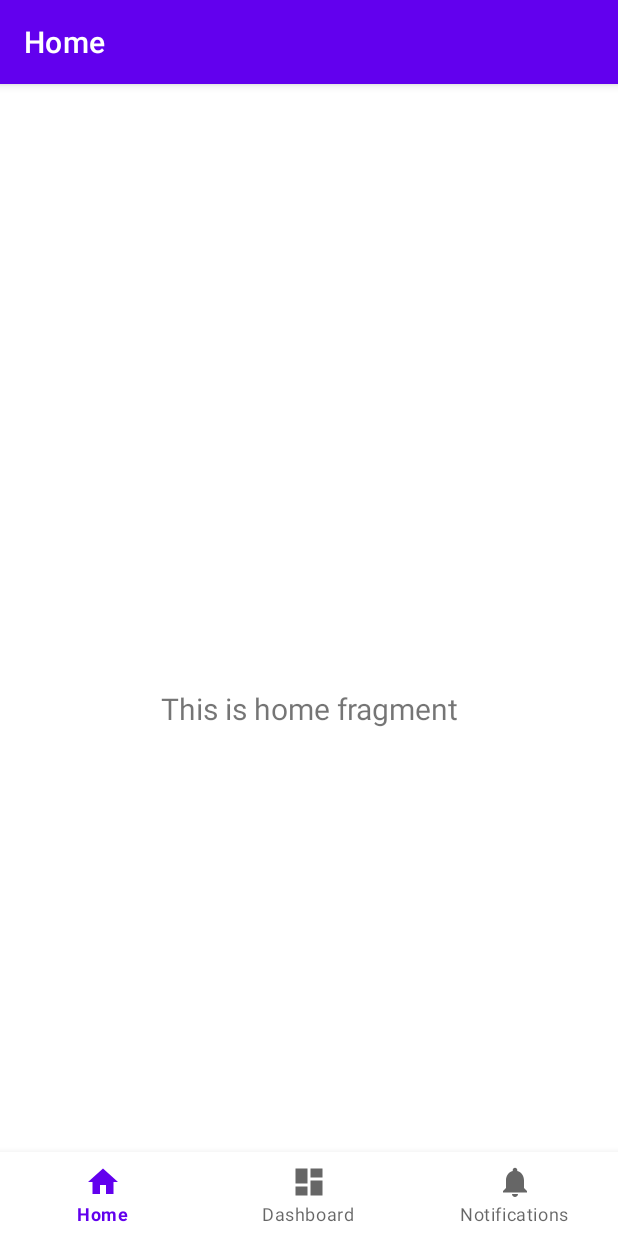
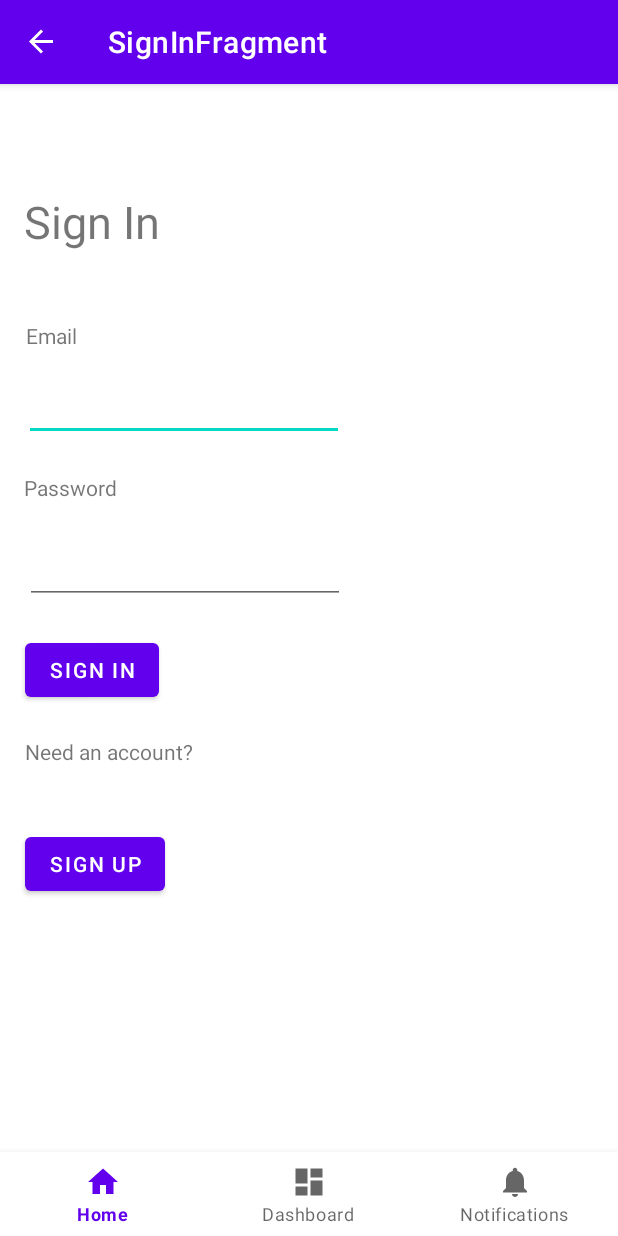
Before and after one commit to K-Sargent/nook-tracker, an Android app: the screen it shows after launch (MainActivity), on a phone screen of 412 x 824 dp. Run offline under Robolectric (Android 15) with nearby library versions, the phone set to English and light mode, and no system bars; our stand-ins replace Firebase (no records; nobody signed in at launch, a user with empty details on screens opened directly), navigation-ui.

Commit message:
get app pulling up correctly, get fragment nav working

```diff
--- a/app/build.gradle
+++ b/app/build.gradle
@@ -32,8 +32,11 @@ android {
 }
 
 dependencies {
-
+    //FIREBASE
     implementation platform('com.google.firebase:firebase-bom:29.0.0')
+    implementation 'com.google.firebase:firebase-auth'
+    implementation 'com.google.firebase:firebase-firestore'
+    implementation 'androidx.legacy:legacy-support-v4:1.0.0'
 
     implementation 'androidx.appcompat:appcompat:1.3.1'
     implementation 'com.google.android.material:material:1.4.0'
--- a/app/src/main/AndroidManifest.xml
+++ b/app/src/main/AndroidManifest.xml
@@ -10,7 +10,7 @@
         android:supportsRtl="true"
         android:theme="@style/Theme.NookTracker">
         <activity
-            android:name=".MainActivity"
+            android:name=".viewmodels.MainActivity"
             android:exported="true"
             android:label="@string/app_name">
             <intent-filter>
--- /dev/null
+++ b/app/src/main/java/com/example/nooktracker/models/User.java
@@ -0,0 +1,6 @@
+package com.example.nooktracker.models;
+
+public class User {
+    public String email;
+    public String uid;
+}
--- /dev/null
+++ b/app/src/main/java/com/example/nooktracker/models/Villager.java
@@ -0,0 +1,6 @@
+package com.example.nooktracker.models;
+// just made a class, haven't put anything in yet. figured it would be good to have an
+// idea of what files we're working with and how many
+public class Villager {
+
+}
--- /dev/null
+++ b/app/src/main/java/com/example/nooktracker/ui/SignInFragment.java
@@ -0,0 +1,87 @@
+package com.example.nooktracker.ui;
+
+import android.os.Bundle;
+
+import androidx.annotation.NonNull;
+import androidx.annotation.Nullable;
+import androidx.fragment.app.Fragment;
+import androidx.fragment.app.FragmentManager;
+import androidx.navigation.NavController;
+import androidx.navigation.fragment.NavHostFragment;
+
+import android.util.Log;
+import android.view.LayoutInflater;
+import android.view.View;
+import android.view.ViewGroup;
+import android.widget.EditText;
+import android.widget.TextView;
+
+import com.example.nooktracker.R;
+import com.example.nooktracker.databinding.FragmentSignInBinding;
+import com.google.firebase.auth.FirebaseAuth;
+import com.google.firebase.auth.FirebaseUser;
+
+public class SignInFragment extends Fragment {
+
+//    public SignInFragment() {
+//        // Required empty public constructor
+//        super(R.layout.fragment_sign_in);           //kate, this might need to go away for nav component.
+//    }
+
+    boolean emailValid = false;
+    boolean passValid = false;
+    FragmentSignInBinding binding;
+    public SignInFragment() {
+        super(R.layout.fragment_sign_in);
+    }
+
+    @Override
+    public View onCreateView(LayoutInflater inflater, ViewGroup container, Bundle savedInstanceState) {
+        binding = FragmentSignInBinding.inflate(inflater, container, false);
+        FirebaseAuth auth = FirebaseAuth.getInstance();
+        NavController controller = NavHostFragment.findNavController(this);
+
+        //set where to point upon loading app
+        if (auth.getCurrentUser() != null) {
+            controller.navigate(R.id.action_signInFragment_to_navigation_home);
+        }
+
+        //set up buttons for login view
+        binding.SignInButton.setOnClickListener((view1 -> {
+
+            //validation
+            if (binding.SignInEmailInput.getText().toString().length() == 0 ) {
+                binding.SignInEmailInput.setError("Email cannot be empty");
+            } else if (!binding.SignInEmailInput.getText().toString().contains("@")){
+                binding.SignInEmailInput.setError("Must input a proper email with @");
+            } else {
+                emailValid = true;
+            }
+
+            if (binding.SignInPassword.getText().toString().length() == 0) {
+                binding.SignInPasswordInput.setError("Password cannot be empty");
+            } else {
+                passValid = true;
+            }
+
+            if (emailValid && passValid) {
+                auth.signInWithEmailAndPassword(
+                        binding.SignInEmailInput.getText().toString(),
+                        binding.SignInPasswordInput.getText().toString()
+                ).addOnCompleteListener((task)  -> {
+                    if (task.isSuccessful()) {
+                        controller.navigate(R.id.action_signInFragment_to_navigation_home);
+                    } else {
+                        binding.SignInErrorMessage.setText(task.getException().getMessage());
+                    }
+                });
+            }
+        }));
+
+        binding.SignInSignUpButton.setOnClickListener((view1 -> {
+            controller.navigate(R.id.action_signInFragment_to_signUpFragment);
+        }));
+
+        return binding.getRoot();
+    }
+}
--- a/app/src/main/java/com/example/nooktracker/MainActivity.java
+++ b/app/src/main/java/com/example/nooktracker/viewmodels/MainActivity.java
@@ -1,7 +1,8 @@
-package com.example.nooktracker;
+package com.example.nooktracker.viewmodels;
 
 import android.os.Bundle;
 
+import com.example.nooktracker.R;
 import com.google.android.material.bottomnavigation.BottomNavigationView;
 
 import androidx.appcompat.app.AppCompatActivity;
--- a/app/src/main/res/navigation/mobile_navigation.xml
+++ b/app/src/main/res/navigation/mobile_navigation.xml
@@ -3,7 +3,7 @@
     xmlns:app="http://schemas.android.com/apk/res-auto"
     xmlns:tools="http://schemas.android.com/tools"
     android:id="@+id/mobile_navigation"
-    app:startDestination="@+id/navigation_home">
+    app:startDestination="@id/signInFragment">
 
     <fragment
         android:id="@+id/navigation_home"
@@ -22,4 +22,26 @@
         android:name="com.example.nooktracker.ui.notifications.NotificationsFragment"
         android:label="@string/title_notifications"
         tools:layout="@layout/fragment_notifications" />
+    <fragment
+        android:id="@+id/signInFragment"
+        android:name="com.example.nooktracker.ui.SignInFragment"
+        android:label="SignInFragment" >
+        <action
+            android:id="@+id/action_signInFragment_to_signUpFragment"
+            app:destination="@id/signUpFragment" />
+        <action
+            android:id="@+id/action_signInFragment_to_navigation_home"
+            app:destination="@id/navigation_home" />
+    </fragment>
+    <fragment
+        android:id="@+id/signUpFragment"
+        android:name="com.example.nooktracker.ui.SignUpFragment"
+        android:label="SignUpFragment" >
+        <action
+            android:id="@+id/action_signUpFragment_to_signInFragment"
+            app:destination="@id/signInFragment" />
+        <action
+            android:id="@+id/action_signUpFragment_to_navigation_home"
+            app:destination="@id/navigation_home" />
+    </fragment>
 </navigation>
```
Also changed, not shown: app/src/main/java/com/example/nooktracker/repositories/UserRepository.java (added, +61 -0 lines), app/src/main/java/com/example/nooktracker/ui/SignIn.java (deleted, +0 -78 lines), app/src/main/java/com/example/nooktracker/ui/SignUp.java (deleted, +0 -84 lines), app/src/main/java/com/example/nooktracker/ui/SignUpFragment.java (added, +81 -0 lines).
